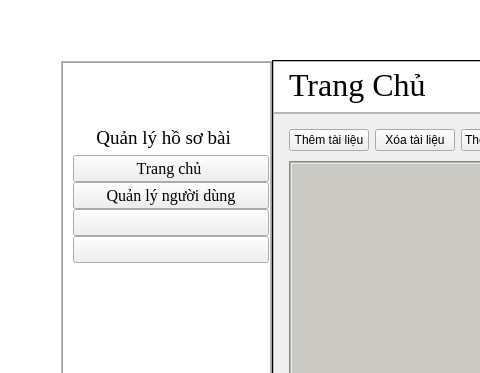
Old version of the form ui/admin_dashboard.ui in the repository DTNS2905/App_quan_ly_python_qt_; both pictures show x 0 to 480 and y 0 to 373 of the 967 by 543 pixel window.
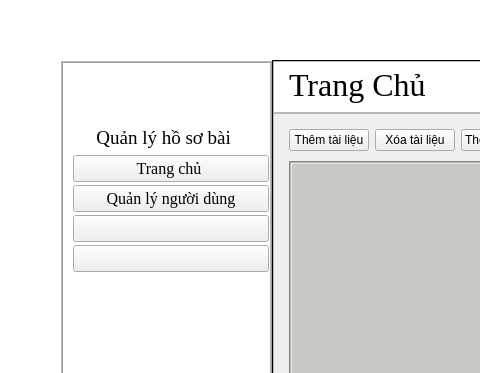
New version of the form. Icons and pictures are not drawn.

Patch:
```diff
--- a/ui/admin_dashboard.ui
+++ b/ui/admin_dashboard.ui
@@ -378,7 +378,7 @@
          </property>
          <layout class="QVBoxLayout" name="verticalLayout_3">
           <property name="spacing">
-           <number>0</number>
+           <number>3</number>
           </property>
           <property name="leftMargin">
            <number>10</number>
@@ -478,6 +478,37 @@
             </property>
            </widget>
           </item>
+          <item>
+           <widget class="QPushButton" name="log_button_2">
+            <property name="enabled">
+             <bool>true</bool>
+            </property>
+            <property name="sizePolicy">
+             <sizepolicy hsizetype="Preferred" vsizetype="Maximum">
+              <horstretch>0</horstretch>
+              <verstretch>0</verstretch>
+             </sizepolicy>
+            </property>
+            <property name="font">
+             <font>
+              <family>Times New Roman</family>
+              <pointsize>12</pointsize>
+             </font>
+            </property>
+            <property name="mouseTracking">
+             <bool>true</bool>
+            </property>
+            <property name="text">
+             <string/>
+            </property>
+            <property name="iconSize">
+             <size>
+              <width>24</width>
+              <height>24</height>
+             </size>
+            </property>
+           </widget>
+          </item>
           <item>
            <widget class="QPushButton" name="pushButton_3">
             <property name="enabled">
@@ -506,31 +537,6 @@
             </property>
            </widget>
           </item>
-          <item>
-           <widget class="QPushButton" name="pushButton_2">
-            <property name="enabled">
-             <bool>true</bool>
-            </property>
-            <property name="sizePolicy">
-             <sizepolicy hsizetype="Preferred" vsizetype="Maximum">
-              <horstretch>0</horstretch>
-              <verstretch>0</verstretch>
-             </sizepolicy>
-            </property>
-            <property name="font">
-             <font>
-              <family>Times New Roman</family>
-              <pointsize>12</pointsize>
-             </font>
-            </property>
-            <property name="mouseTracking">
-             <bool>true</bool>
-            </property>
-            <property name="text">
-             <string/>
-            </property>
-           </widget>
-          </item>
          </layout>
         </widget>
        </item>
```
Left out of the diff: 3 changed lines with no effect on the pictures.
